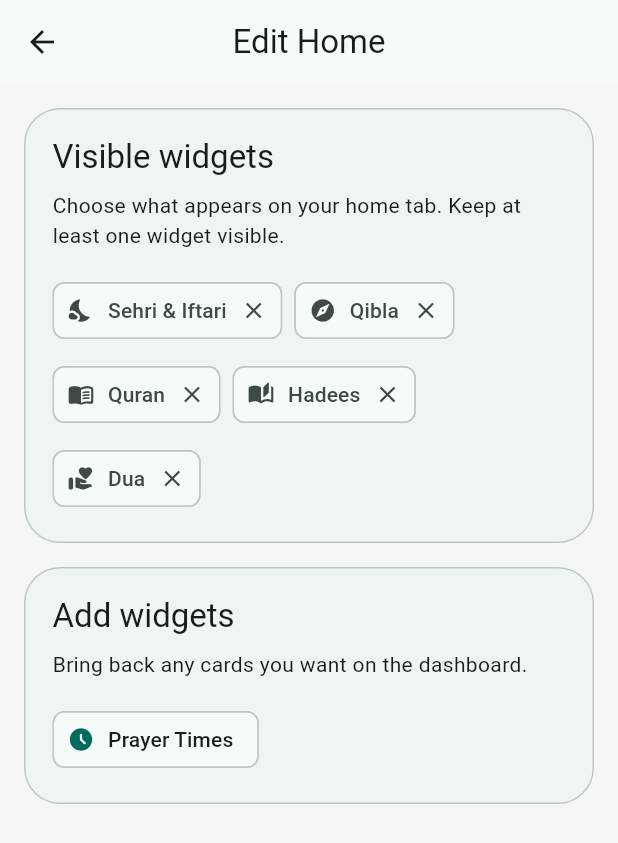
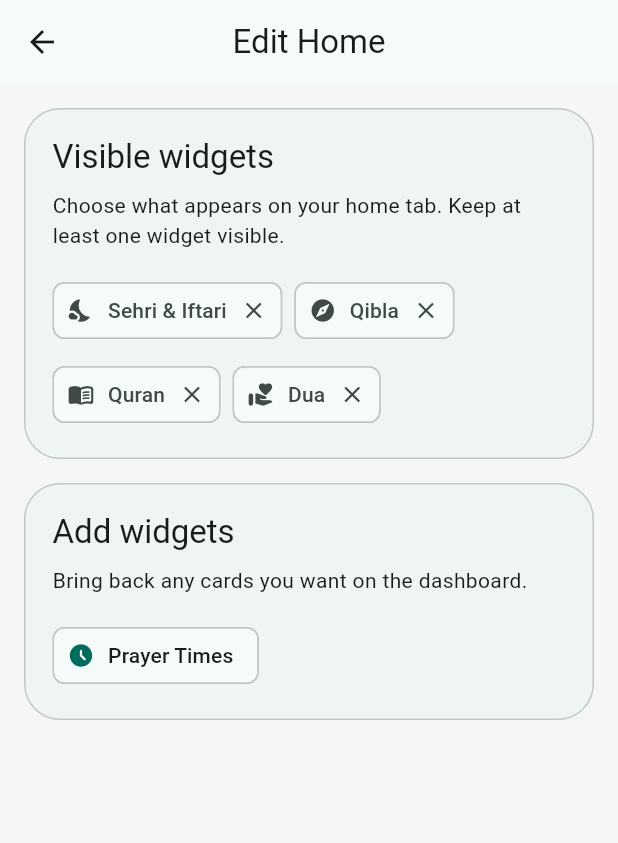
Before and after one commit to Holy-Warrior/deen_lab, a Flutter app: the _HomeEditorScreen screen opened directly with empty values, after a tap on the "clear" icon, on a phone screen of 412 x 824 dp. Shown: the top 843 px of the screen. Run offline on Flutter 3.47's test engine with Material 3 defaults, Android fonts, the phone set to English and light mode, and no system bars; our stand-ins replace flutter_compass, flutter_riverpod, geocoding, geolocator, shared_preferences, sqflite and 1 more; missing offline and left inert: silence_of_salah_engine, widget_git_release_checker; accounts and stored records are empty; network calls fail; statements that could not run were skipped.

Commit message:
chore(hadith): stop shipping the hadith database
- The translations in `resources/hadith.db` were never ours to
  redistribute, so the 297 MB database is removed from the app and from
  the repository
- Drop the Hadees card from the home grid, the home summary widget and
  the tab list, so nothing links to a feature that can no longer load
- Leave `lib/features/hadees/` and its provider in place; the mechanism
  is intact if the content is ever replaced with a shareable source
- Remove the now-empty `assets:` entry and the Git LFS rule that pointed
  at the database
- Record the removal and the reason in the README

```diff
--- a/flutter-app/lib/app_shell/home_screen.dart
+++ b/flutter-app/lib/app_shell/home_screen.dart
@@ -1,6 +1,5 @@
 import 'package:deen_lab/features/feature_studio/ui/feature_studio_tab.dart';
 import 'package:deen_lab/features/feature_studio/ui/generated_feature_webview_tab.dart';
-import 'package:deen_lab/features/hadees/ui/hadees_tab.dart';
 import 'package:deen_lab/features/prayer_times/prayer_time_tab.dart';
 import 'package:deen_lab/features/qibla/ui/qibla_tab.dart';
 import 'package:deen_lab/features/quran/ui/quran_tab.dart';
@@ -169,13 +168,6 @@ class _BentoGrid extends StatelessWidget {
                 ),
               ),
               _FeatureCard(
-                type: _CardType.hadees,
-                icon: Icons.auto_stories_rounded,
-                label: 'Hadees',
-                accent: const Color(0xFFE85B8A),
-                onTap: () => _openPage(context, const HadeesTab(), 'Hadees'),
-              ),
-              _FeatureCard(
                 type: _CardType.dua,
                 icon: Icons.volunteer_activism_rounded,
                 label: 'Dua',
@@ -218,7 +210,7 @@ class _BentoGrid extends StatelessWidget {
   }
 }
 
-enum _CardType { prayer, quran, qibla, sehri, hadees, dua, generated }
+enum _CardType { prayer, quran, qibla, sehri, dua, generated }
 
 class _FeatureCard extends StatefulWidget {
   const _FeatureCard({
--- a/flutter-app/lib/app_shell/tab_model_and_controller.dart
+++ b/flutter-app/lib/app_shell/tab_model_and_controller.dart
@@ -30,12 +30,13 @@ enum TabType {
   generatedFeature,
 }
 
+// Hadees is deliberately absent here. The feature's code is left in place, but nothing
+// surfaces it any more, because the hadith database it reads is no longer shipped.
 enum HomeWidgetType {
   prayerTimes,
   sehriIftari,
   qibla,
   quran,
-  hadees,
   dua,
 }
 
@@ -50,8 +51,6 @@ extension HomeWidgetTypeX on HomeWidgetType {
         return 'qibla';
       case HomeWidgetType.quran:
         return 'quran';
-      case HomeWidgetType.hadees:
-        return 'hadees';
       case HomeWidgetType.dua:
         return 'dua';
     }
@@ -67,8 +66,6 @@ extension HomeWidgetTypeX on HomeWidgetType {
         return 'Qibla';
       case HomeWidgetType.quran:
         return 'Quran';
-      case HomeWidgetType.hadees:
-        return 'Hadees';
       case HomeWidgetType.dua:
         return 'Dua';
     }
@@ -84,8 +81,6 @@ extension HomeWidgetTypeX on HomeWidgetType {
         return Icons.explore_rounded;
       case HomeWidgetType.quran:
         return Icons.menu_book_rounded;
-      case HomeWidgetType.hadees:
-        return Icons.auto_stories_rounded;
       case HomeWidgetType.dua:
         return Icons.volunteer_activism_rounded;
     }
@@ -209,7 +204,6 @@ class DeenLabTabController extends ChangeNotifier {
       ),
       DeenLabTab(id: 'qibla', title: 'Qibla', type: TabType.qibla),
       DeenLabTab(id: 'quran', title: 'Quran', type: TabType.quran),
-      DeenLabTab(id: 'hadees', title: 'Hadees', type: TabType.hadees),
       DeenLabTab(id: 'dua', title: 'Dua', type: TabType.dua),
       ..._generatedFeatures.map(
         (feature) => DeenLabTab(
--- a/flutter-app/pubspec.yaml
+++ b/flutter-app/pubspec.yaml
@@ -47,5 +47,3 @@ flutter_launcher_icons:
 flutter:
 
   uses-material-design: true
-  assets:
-    - resources/hadith.db
```
Also changed, not shown: flutter-app/lib/app_shell/widgets/tab_text_view.dart (+0 -51 lines), 2 other files.
